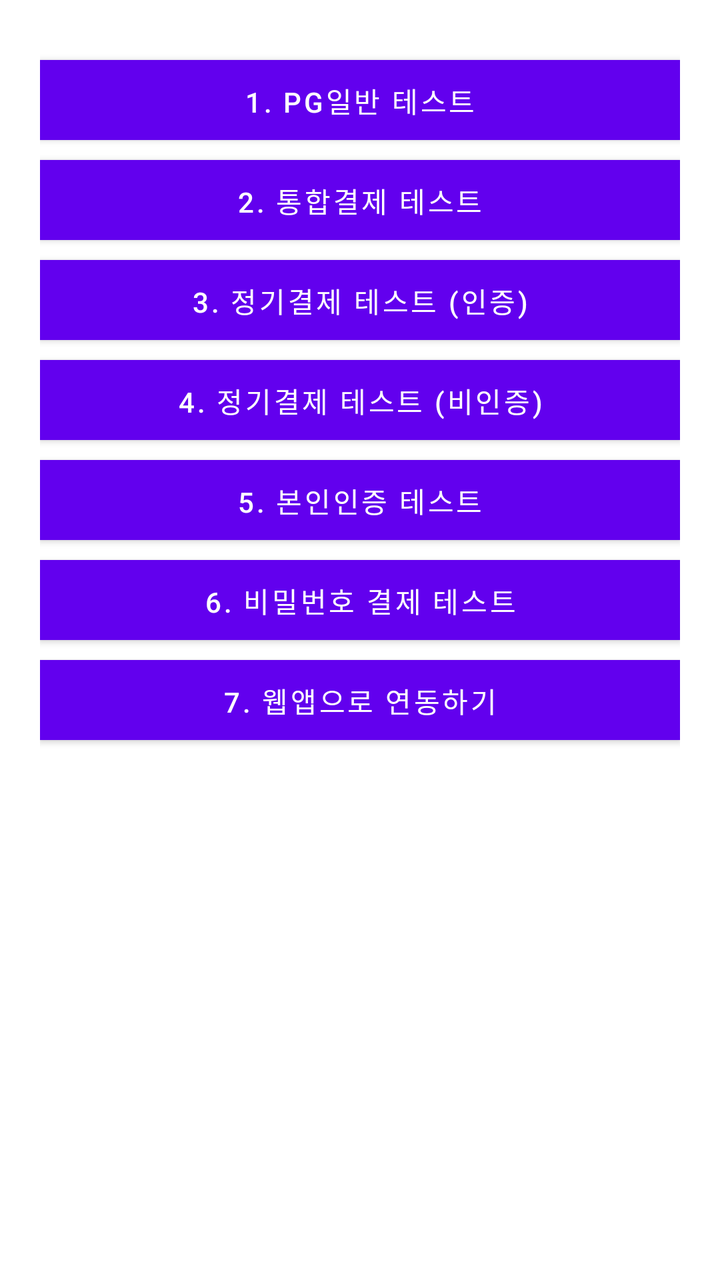
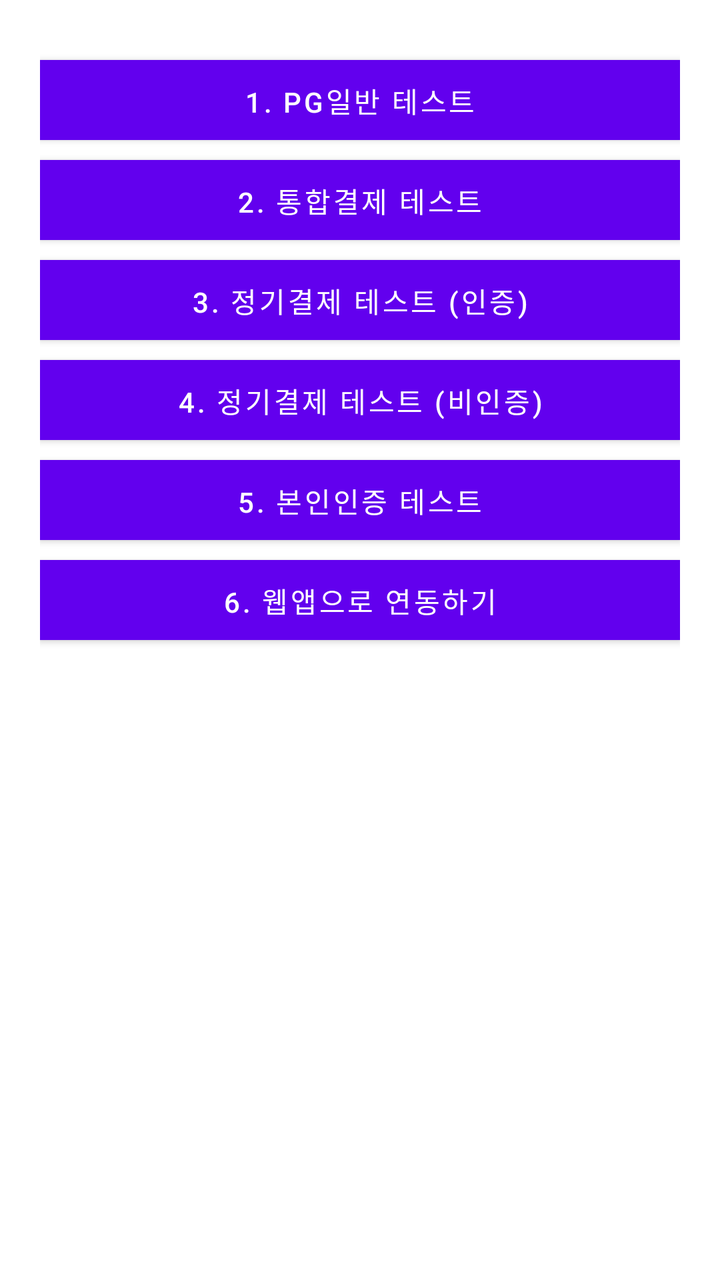

Before-and-after screenshots of an Android layout around one commit, followed by the original layout XML and the change that was made.
<!-- AndroidManifest.xml: application theme Theme.Android -->
<!-- res/layout/activity_main.xml -->
<?xml version="1.0" encoding="utf-8"?>
<LinearLayout
    xmlns:android="http://schemas.android.com/apk/res/android"
    xmlns:app="http://schemas.android.com/apk/res-auto"
    xmlns:tools="http://schemas.android.com/tools"
    android:layout_width="match_parent"
    android:layout_height="match_parent"
    android:orientation="vertical"
    android:padding="20dp"
    tools:context="kr.co.bootpay.android.MainActivity">

    <Button
        android:text="1. PG일반 테스트"
        android:background="#4529e5"
        android:textColor="#fff"
        android:onClick="DefaultPayment"
        android:layout_marginTop="10dp"
        android:layout_width="match_parent"
        android:layout_height="40dp" />

    <Button
        android:text="2. 통합결제 테스트"
        android:onClick="TotalPayment"
        android:background="#4529e5"
        android:layout_marginTop="10dp"
        android:textColor="#fff"
        android:layout_width="match_parent"
        android:layout_height="40dp" />

    <Button
        android:text="3. 정기결제 테스트 (인증)"
        android:onClick="SubscriptionPayment"
        android:background="#4529e5"
        android:layout_marginTop="10dp"
        android:textColor="#fff"
        android:layout_width="match_parent"
        android:layout_height="40dp" />


    <Button
        android:text="4. 정기결제 테스트 (비인증)"
        android:onClick="SubscriptionBootpayPayment"
        android:background="#4529e5"
        android:layout_marginTop="10dp"
        android:textColor="#fff"
        android:layout_width="match_parent"
        android:layout_height="40dp" />

    <Button
        android:text="5. 본인인증 테스트"
        android:onClick="Authentication"
        android:background="#4529e5"
        android:layout_marginTop="10dp"
        android:textColor="#fff"
        android:layout_width="match_parent"
        android:layout_height="40dp" />

    <Button
        android:text="6. 비밀번호 결제 테스트"
        android:onClick="PasswordPayment"
        android:background="#4529e5"
        android:layout_marginTop="10dp"
        android:textColor="#fff"
        android:layout_width="match_parent"
        android:layout_height="40dp" />

    <Button
        android:text="7. 웹앱으로 연동하기"
        android:onClick="WebAppPayment"
        android:background="#4529e5"
        android:layout_marginTop="10dp"
        android:textColor="#fff"
        android:layout_width="match_parent"
        android:layout_height="40dp" />
</LinearLayout>
<!-- resources referenced by this layout -->
<resources>
  <style name="Theme.Android" parent="Theme.MaterialComponents.DayNight.DarkActionBar">
          
          <item name="colorPrimary">@color/purple_500</item>
          <item name="colorPrimaryVariant">@color/purple_700</item>
          <item name="colorOnPrimary">@color/white</item>
          
          <item name="colorSecondary">@color/teal_200</item>
          <item name="colorSecondaryVariant">@color/teal_700</item>
          <item name="colorOnSecondary">@color/black</item>
          
          <item name="android:statusBarColor" tools:targetApi="l">?attr/colorPrimaryVariant</item>
          
      </style>
  <color name="purple_500">#FF6200EE</color>
  <color name="purple_700">#FF3700B3</color>
  <color name="white">#FFFFFFFF</color>
  <color name="teal_200">#FF03DAC5</color>
  <color name="teal_700">#FF018786</color>
  <color name="black">#FF000000</color>
</resources>

<!-- the commit's change to res/layout/activity_main.xml (unified diff, before → after) -->
@@ -55,17 +55,17 @@
         android:layout_width="match_parent"
         android:layout_height="40dp" />
 
-    <Button
-        android:text="6. 비밀번호 결제 테스트"
-        android:onClick="PasswordPayment"
-        android:background="#4529e5"
-        android:layout_marginTop="10dp"
-        android:textColor="#fff"
-        android:layout_width="match_parent"
-        android:layout_height="40dp" />
+
+
+
+
+
+
+
+
 
     <Button
-        android:text="7. 웹앱으로 연동하기"
+        android:text="6. 웹앱으로 연동하기"
         android:onClick="WebAppPayment"
         android:background="#4529e5"
         android:layout_marginTop="10dp"
